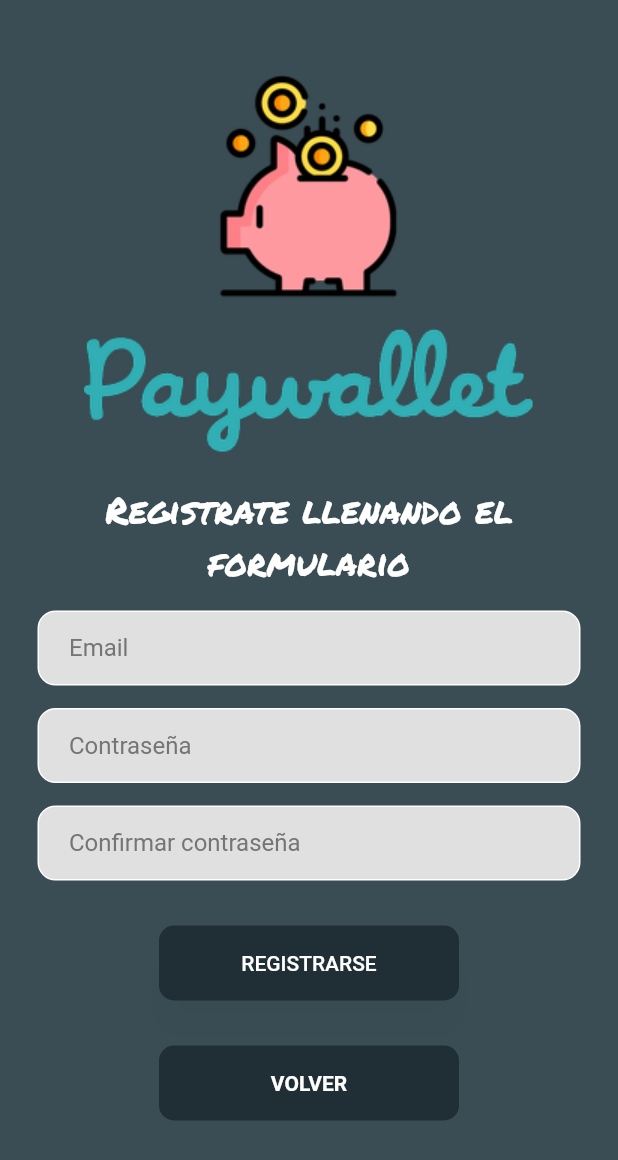
After one commit to DJZ3UZ/PaywalletApp, a Flutter app: the screen it shows after launch, after a tap on "Registrate aquí", on a phone screen of 412 x 824 dp. The commit adds this screen. Shown: the top 1160 px of the screen. Run offline on Flutter 3.47's test engine with Material 2 defaults, Android fonts, the phone set to English and light mode, and no system bars; our stand-ins replace animated_splash_screen, curved_navigation_bar, firebase_auth, firebase_core, google_fonts, page_transition; accounts and stored records are empty; network calls fail.

Commit message:
Login y Register con validaciones creados, además del Home con CurvedNavigationBar

```diff
--- /dev/null
+++ b/lib/autenticacion/autenticacion.dart
@@ -0,0 +1,2 @@
+export 'package:paywallet_app/autenticacion/auth_page.dart';
+export 'package:paywallet_app/autenticacion/main_page.dart';
--- /dev/null
+++ b/lib/autenticacion/auth_page.dart
@@ -0,0 +1,29 @@
+import 'package:flutter/material.dart';
+import 'package:paywallet_app/pages/pages.dart';
+
+class AuthPage extends StatefulWidget{
+  const AuthPage({Key? key}): super(key: key);
+
+  @override
+  State<AuthPage> createState() => _AuthPageState();
+}
+
+class _AuthPageState extends State<AuthPage>{
+  //inicialmente mostrar LoginPage
+  bool mostrarLoginPage = true;
+
+  void cambiarPantallas(){
+    setState(() {
+      mostrarLoginPage = !mostrarLoginPage;
+    });
+  }
+
+  @override
+  Widget build(BuildContext context) {
+    if (mostrarLoginPage){
+      return LoginPage(mostrarRegisterPage: cambiarPantallas);
+    } else{
+      return RegisterPage(mostrarLoginPage: cambiarPantallas);
+    }
+  }
+}
--- /dev/null
+++ b/lib/autenticacion/main_page.dart
@@ -0,0 +1,26 @@
+import 'package:firebase_auth/firebase_auth.dart';
+import 'package:flutter/material.dart';
+import 'package:paywallet_app/autenticacion/autenticacion.dart';
+import 'package:paywallet_app/pages/pages.dart';
+
+class MainPage extends StatelessWidget{
+  @override
+  Widget build(BuildContext context) {
+    return MaterialApp(
+      debugShowCheckedModeBanner: false,
+      home: Scaffold(
+        body: StreamBuilder<User?>(
+          stream: FirebaseAuth.instance.authStateChanges(),
+          builder: (context, snapshot){
+            if(snapshot.hasData){
+              return HomePage();
+            } else {
+              return AuthPage();
+            }
+          }
+        ),
+      ),
+    );
+  }
+
+}
--- a/lib/main.dart
+++ b/lib/main.dart
@@ -1,8 +1,11 @@
-import 'package:flutter/cupertino.dart';
 import 'package:flutter/material.dart';
+import 'package:firebase_core/firebase_core.dart';
 import 'package:paywallet_app/pages/pages.dart';
 
-void main(){
+void main() async{
+  WidgetsFlutterBinding.ensureInitialized();
+  await Firebase.initializeApp();
+
   runApp(MyApp());
 }
 
@@ -11,7 +14,7 @@ class MyApp extends StatelessWidget{
   Widget build(BuildContext context) {
     return MaterialApp(
       debugShowCheckedModeBanner: false,
-      home: LoginPage(),
+      home: SplashScreen(),
     );
   }
 }
--- /dev/null
+++ b/lib/pages/home_page.dart
@@ -0,0 +1,65 @@
+import 'package:curved_navigation_bar/curved_navigation_bar.dart';
+import 'package:flutter/material.dart';
+import 'package:flutter/services.dart';
+import 'package:paywallet_app/views/views.dart';
+
+class HomePage extends StatefulWidget{
+  const HomePage({Key? key}): super(key: key);
+
+  @override
+  State<HomePage> createState() => _HomePageState();
+}
+
+class _HomePageState extends State<HomePage>{
+  final navigationKey = GlobalKey<CurvedNavigationBarState>();
+  int index = 0;
+  final screens =[
+    Grupos(),
+    Amigos(),
+    Actividad(),
+    Cuenta()
+  ];
+
+  @override
+  Widget build(BuildContext context) {
+    SystemChrome.setEnabledSystemUIMode(SystemUiMode.immersiveSticky);
+    final items =<Widget>[
+      Icon(
+        Icons.group,
+        color: Colors.white,
+      ),
+      Icon(
+        Icons.person,
+        color: Colors.white,
+      ),
+      Icon(
+        Icons.add_task_outlined,
+        color: Colors.white,
+      ),
+      Icon(
+        Icons.account_circle,
+        color: Colors.white,
+      )
+    ];
+
+    return MaterialApp(
+      debugShowCheckedModeBanner: false,
+      home: Scaffold(
+        extendBody: true,
+        body: screens[index],
+        bottomNavigationBar: Theme(
+            data: Theme.of(context).copyWith(iconTheme: IconThemeData(color: Colors.white)),
+            child: CurvedNavigationBar(
+              backgroundColor: Colors.transparent,
+              height: 50,
+              key: navigationKey,
+              color: Color(0xff202f36),
+              index: index,
+              items: items,
+              onTap: (index) => setState(()=>this.index = index),
+            )
+        ),
+      ),
+    );
+  }
+}
--- a/lib/pages/login.dart
+++ b/lib/pages/login.dart
@@ -1,15 +1,36 @@
+import 'package:firebase_auth/firebase_auth.dart';
 import 'package:flutter/material.dart';
 import 'package:flutter/services.dart';
 import 'package:google_fonts/google_fonts.dart';
 
 class LoginPage extends StatefulWidget{
-  const LoginPage({Key? key}): super(key: key);
+  final VoidCallback mostrarRegisterPage;
+  const LoginPage({Key? key, required this.mostrarRegisterPage}): super(key: key);
 
   @override
   State<LoginPage> createState() => _LoginPageState();
 }
 
 class _LoginPageState extends State<LoginPage>{
+
+  //Text controllers
+  final _emailcontroller = TextEditingController();
+  final _passwordcontroller = TextEditingController();
+
+  Future IniciarSesion() async{
+    await FirebaseAuth.instance.signInWithEmailAndPassword(
+        email: _emailcontroller.text.trim(),
+        password: _passwordcontroller.text.trim()
+    );
+  }
+
+  @override
+  void dispose() {
+    _emailcontroller.dispose();
+    _passwordcontroller.dispose();
+    super.dispose();
+  }
+
   final _styleBotones = ElevatedButton.styleFrom(
       primary: Color(0xff202f36),
       onPrimary: Colors.white,
@@ -17,6 +38,8 @@ class _LoginPageState extends State<LoginPage>{
       elevation: 10,
       shadowColor: Colors.black12
   );
+
+  bool _isVisible = false;
 
   @override
   Widget build(BuildContext context) {
@@ -56,10 +79,11 @@ class _LoginPageState extends State<LoginPage>{
                           child: Padding(
                             padding: const EdgeInsets.only(left: 20),
                             child: TextField(
+                              controller: _emailcontroller,
                               keyboardType: TextInputType.emailAddress,
                               decoration: InputDecoration(
                                 border: InputBorder.none,
-                                hintText: 'Usuario',
+                                hintText: 'Email',
                                 hintStyle: TextStyle(color: Colors.grey[600]),
 
                               ),
@@ -73,6 +97,7 @@ class _LoginPageState extends State<LoginPage>{
                       Padding(
                         padding: const EdgeInsets.symmetric(horizontal: 25),
                         child: Container(
+                          alignment: Alignment.center,
                           decoration: BoxDecoration(
                               color: Colors.grey.shade300,
                               border: Border.all(color: Colors.white),
@@ -81,6 +106,7 @@ class _LoginPageState extends State<LoginPage>{
                           child: Padding(
                             padding: const EdgeInsets.only(left: 20),
                             child: TextField(
+                              controller: _passwordcontroller,
                               obscureText: true,
                               enableSuggestions: false,
                               autocorrect: false,
@@ -102,7 +128,7 @@ class _LoginPageState extends State<LoginPage>{
                         height: 50,
                         child: ElevatedButton(
                             onPressed: (){
-
+                              IniciarSesion();
                             },
                             style: _styleBotones,
                             child: Text('INICIAR SESIÓN',style: TextStyle(color: Colors.white),)),
@@ -114,7 +140,9 @@ class _LoginPageState extends State<LoginPage>{
                         mainAxisAlignment: MainAxisAlignment.center,
                         children: [
                           Text('¿Aún no eres miembro?'),
-                          Text(' Registrate aquí',style: TextStyle(fontWeight: FontWeight.bold,color: Colors.lightBlue),)
+                          GestureDetector(
+                            onTap: widget.mostrarRegisterPage,
+                              child: Text(' Registrate aquí',style: TextStyle(fontWeight: FontWeight.bold,color: Colors.lightBlue)))
                         ],
                       )
                     ],
@@ -123,7 +151,6 @@ class _LoginPageState extends State<LoginPage>{
               ),
         )
         ),
-
     );
   }
 
--- a/lib/pages/pages.dart
+++ b/lib/pages/pages.dart
@@ -1 +1,4 @@
+export 'package:paywallet_app/pages/splash_page.dart';
+export 'package:paywallet_app/pages/register_page.dart';
+export 'package:paywallet_app/pages/home_page.dart';
 export 'package:paywallet_app/pages/login.dart';
--- /dev/null
+++ b/lib/pages/register_page.dart
@@ -0,0 +1,201 @@
+import 'package:firebase_auth/firebase_auth.dart';
+import 'package:flutter/material.dart';
+import 'package:flutter/services.dart';
+import 'package:google_fonts/google_fonts.dart';
+
+
+
+class RegisterPage extends StatefulWidget{
+  final VoidCallback mostrarLoginPage;
+  const RegisterPage({Key? key, required this.mostrarLoginPage}): super(key: key);
+
+  @override
+  State<RegisterPage> createState() => _RegisterPageState();
+}
+
+class _RegisterPageState extends State<RegisterPage>{
+  final _emailcontroller = TextEditingController();
+  final _passwordcontroller = TextEditingController();
+  final _confirmarpasswordcontroller = TextEditingController();
+
+  @override
+  void dispose() {
+    _emailcontroller.dispose();
+    _passwordcontroller.dispose();
+    _confirmarpasswordcontroller.dispose();
+    super.dispose();
+  }
+
+  Future Registrarse() async{
+    if (passwordConfirmada()){
+      await FirebaseAuth.instance.createUserWithEmailAndPassword(
+          email: _emailcontroller.text.trim(),
+          password: _passwordcontroller.text.trim(),
+      );
+    }else{
+      var snackBar = SnackBar(content: Text('Ingrese sus datos correctamente'),duration: Duration(seconds: 2),);
+      ScaffoldMessenger.of(context).showSnackBar(snackBar);
+    }
+  }
+
+  bool passwordConfirmada(){
+    if(_passwordcontroller.text.trim() == _confirmarpasswordcontroller.text.trim()){
+      return true;
+    }else{
+      return false;
+    }
+  }
+
+  final _styleBotones = ElevatedButton.styleFrom(
+      primary: Color(0xff202f36),
+      onPrimary: Colors.white,
+      shape: RoundedRectangleBorder(borderRadius: BorderRadius.circular(10)),
+      elevation: 10,
+      shadowColor: Colors.black12
+  );
+
+  @override
+  Widget build(BuildContext context) {
+    SystemChrome.setEnabledSystemUIMode(SystemUiMode.immersiveSticky);
+    return MaterialApp(
+      debugShowCheckedModeBanner: false,
+      theme: ThemeData.dark(),
+      home: Scaffold(
+          backgroundColor: Color(0xff3a4d54),
+          body: SingleChildScrollView(
+            child: SafeArea(
+              child: Center(
+                child: Column(
+                  mainAxisAlignment: MainAxisAlignment.center,
+                  children: [
+                    SizedBox(height: 50,),
+                    Image.asset('assets/images/logo_con_letras.png'),
+                    SizedBox(height: 20),
+                    //Hola de nuevo
+                    Text(
+                        'Registrate llenando el formulario',
+                        textAlign: TextAlign.center,
+                        style: GoogleFonts.permanentMarker(
+                            fontSize: 24,
+                        )
+                    ),
+                    SizedBox(height: 15),
+
+                    //Usuario Textfield
+                    Padding(
+                      padding: const EdgeInsets.symmetric(horizontal: 25),
+                      child: Container(
+                        decoration: BoxDecoration(
+                            color: Colors.grey.shade300,
+                            border: Border.all(color: Colors.white),
+                            borderRadius: BorderRadius.circular(12)
+                        ),
+                        child: Padding(
+                          padding: const EdgeInsets.only(left: 20),
+                          child: TextField(
+                            controller: _emailcontroller,
+                            keyboardType: TextInputType.emailAddress,
+                            decoration: InputDecoration(
+                              border: InputBorder.none,
+                              hintText: 'Email',
+                              hintStyle: TextStyle(color: Colors.grey[600]),
+
+                            ),
+                            style: TextStyle(color: Colors.black),
+                          ),
+                        ),
+                      ),
+                    ),
+                    SizedBox(height: 15),
+                    //Contraseña Textfield
+                    Padding(
+                      padding: const EdgeInsets.symmetric(horizontal: 25),
+                      child: Container(
+                        decoration: BoxDecoration(
+                            color: Colors.grey.shade300,
+                            border: Border.all(color: Colors.white),
+                            borderRadius: BorderRadius.circular(12)
+                        ),
+                        child: Padding(
+                          padding: const EdgeInsets.only(left: 20),
+                          child: TextField(
+                            controller: _passwordcontroller,
+                            obscureText: true,
+                            enableSuggestions: false,
+                            autocorrect: false,
+                            keyboardType: TextInputType.visiblePassword,
+                            decoration: InputDecoration(
+                              border: InputBorder.none,
+                              hintText: 'Contraseña',
+                              hintStyle: TextStyle(color: Colors.grey[600]),
+                            ),
+                            style: TextStyle(color: Colors.black),
+                          ),
+                        ),
+                      ),
+                    ),
+                    SizedBox(height: 15),
+                    Padding(
+                      padding: const EdgeInsets.symmetric(horizontal: 25),
+                      child: Container(
+                        decoration: BoxDecoration(
+                            color: Colors.grey.shade300,
+                            border: Border.all(color: Colors.white),
+                            borderRadius: BorderRadius.circular(12)
+                        ),
+                        child: Padding(
+                          padding: const EdgeInsets.only(left: 20),
+                          child: TextField(
+                            controller: _confirmarpasswordcontroller,
+                            obscureText: true,
+                            enableSuggestions: false,
+                            autocorrect: false,
+                            keyboardType: TextInputType.visiblePassword,
+                            decoration: InputDecoration(
+                              border: InputBorder.none,
+                              hintText: 'Confirmar contraseña',
+                              hintStyle: TextStyle(color: Colors.grey[600]),
+                            ),
+                            style: TextStyle(color: Colors.black),
+                          ),
+                        ),
+                      ),
+                    ),
+                    SizedBox(height: 30),
+                    //Iniciar Sesión Button
+                    Container(
+                      width: 200,
+                      height: 50,
+                      child: ElevatedButton(
+                          onPressed: (){
+                            Registrarse();
+                          },
+                          style: _styleBotones,
+                          child: Text('REGISTRARSE',style: TextStyle(color: Colors.white),)),
+                    ),
+                    SizedBox(height: 30),
+
+                    //Volver
+                    GestureDetector(
+                      onTap: widget.mostrarLoginPage,
+                      child: Container(
+                        width: 200,
+                        height: 50,
+                        alignment: Alignment.center,
+                        decoration: BoxDecoration(
+                            color: Color(0xff202f36),
+                            borderRadius: BorderRadius.circular(10)
+                        ),
+                        child: Text('VOLVER',style: TextStyle(fontWeight: FontWeight.bold,color: Colors.white))
+                      ),
+                    ),
+                  ],
+                ),
+              ),
+            ),
+          )
+      ),
+
+    );
+  }
+}
--- /dev/null
+++ b/lib/pages/splash_page.dart
@@ -0,0 +1,25 @@
+import 'package:animated_splash_screen/animated_splash_screen.dart';
+import 'package:flutter/material.dart';
+import 'package:paywallet_app/autenticacion/autenticacion.dart';
+import 'package:page_transition/page_transition.dart';
+
+class SplashScreen extends StatelessWidget{
+  @override
+  Widget build(BuildContext context) {
+    return MaterialApp(
+      debugShowCheckedModeBanner: false,
+      home: Scaffold(
+        body: AnimatedSplashScreen(
+          backgroundColor: Colors.black,
+            splash: Image.asset('assets/images/logo_con_letras.png'),
+            nextScreen: MainPage(),
+          splashIconSize: 250,
+          duration: 1000,
+          splashTransition: SplashTransition.slideTransition,
+          pageTransitionType: PageTransitionType.bottomToTop,
+        ),
+      ),
+    );
+  }
+
+}
--- /dev/null
+++ b/lib/views/actividad.dart
@@ -0,0 +1,18 @@
+import 'package:flutter/material.dart';
+
+class Actividad extends StatelessWidget {
+  const Actividad({super.key});
+
+  @override
+  Widget build(BuildContext context) {
+    return MaterialApp(
+        debugShowCheckedModeBanner: false,
+        home: Scaffold(
+          backgroundColor: Colors.black,
+          body: Center(
+            child: Text("Estás en Actividad",style: TextStyle(color: Colors.white),),
+          ),
+        )
+    );
+  }
+}
--- /dev/null
+++ b/lib/views/amigos.dart
@@ -0,0 +1,18 @@
+import 'package:flutter/material.dart';
+
+class Amigos extends StatelessWidget {
+  const Amigos({super.key});
+
+  @override
+  Widget build(BuildContext context) {
+    return MaterialApp(
+        debugShowCheckedModeBanner: false,
+        home: Scaffold(
+          backgroundColor: Colors.black,
+          body: Center(
+            child: Text("Estás en Amigos",style: TextStyle(color: Colors.white),),
+          ),
+        )
+    );
+  }
+}
--- /dev/null
+++ b/lib/views/grupos.dart
@@ -0,0 +1,18 @@
+import 'package:flutter/material.dart';
+
+class Grupos extends StatelessWidget {
+  const Grupos({super.key});
+
+  @override
+  Widget build(BuildContext context) {
+    return MaterialApp(
+        debugShowCheckedModeBanner: false,
+        home: Scaffold(
+          backgroundColor: Colors.black,
+          body: Center(
+            child: Text("Estás en Grupos",style: TextStyle(color: Colors.white),),
+          ),
+        )
+    );
+  }
+}
--- /dev/null
+++ b/lib/views/views.dart
@@ -0,0 +1,4 @@
+export 'package:paywallet_app/views/actividad.dart';
+export 'package:paywallet_app/views/amigos.dart';
+export 'package:paywallet_app/views/cuenta.dart';
+export 'package:paywallet_app/views/grupos.dart';
--- a/pubspec.yaml
+++ b/pubspec.yaml
@@ -37,6 +37,9 @@ dependencies:
   # Use with the CupertinoIcons class for iOS style icons.
   cupertino_icons: ^1.0.2
   google_fonts: ^3.0.1
+  firebase_auth: ^3.11.0
+  curved_navigation_bar: ^1.0.3
+  animated_splash_screen: ^1.3.0
 
 dev_dependencies:
   flutter_test:
```
Also changed, not shown: lib/views/cuenta.dart (added, +60 -0 lines), pubspec.lock, 3 other files.
